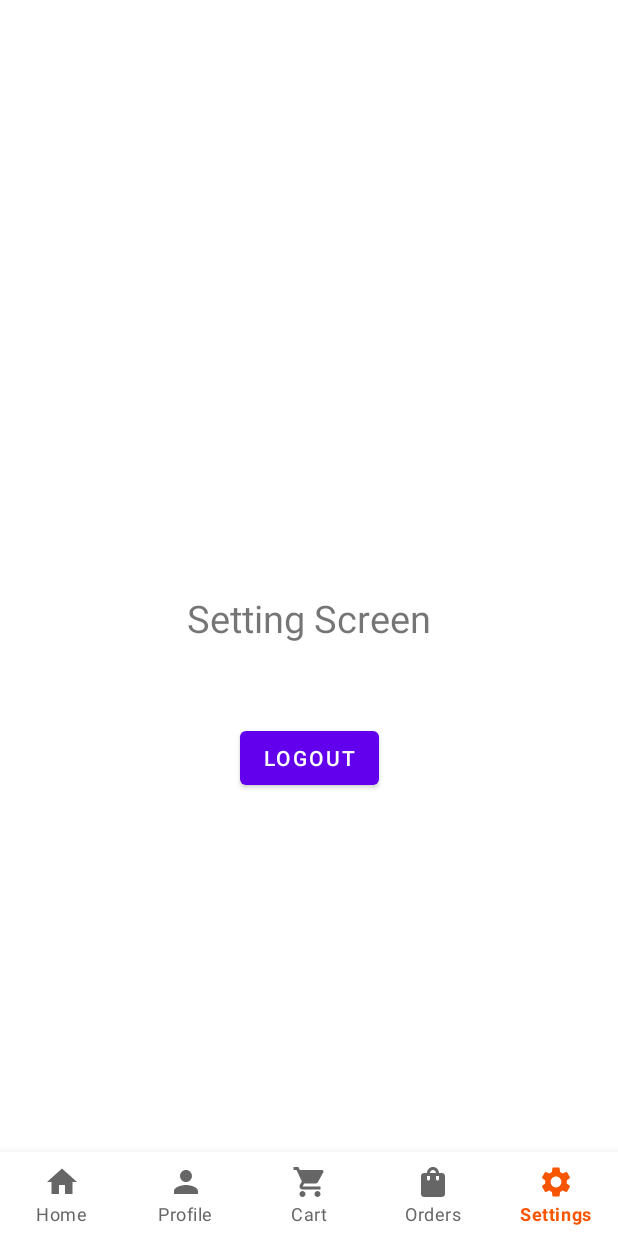
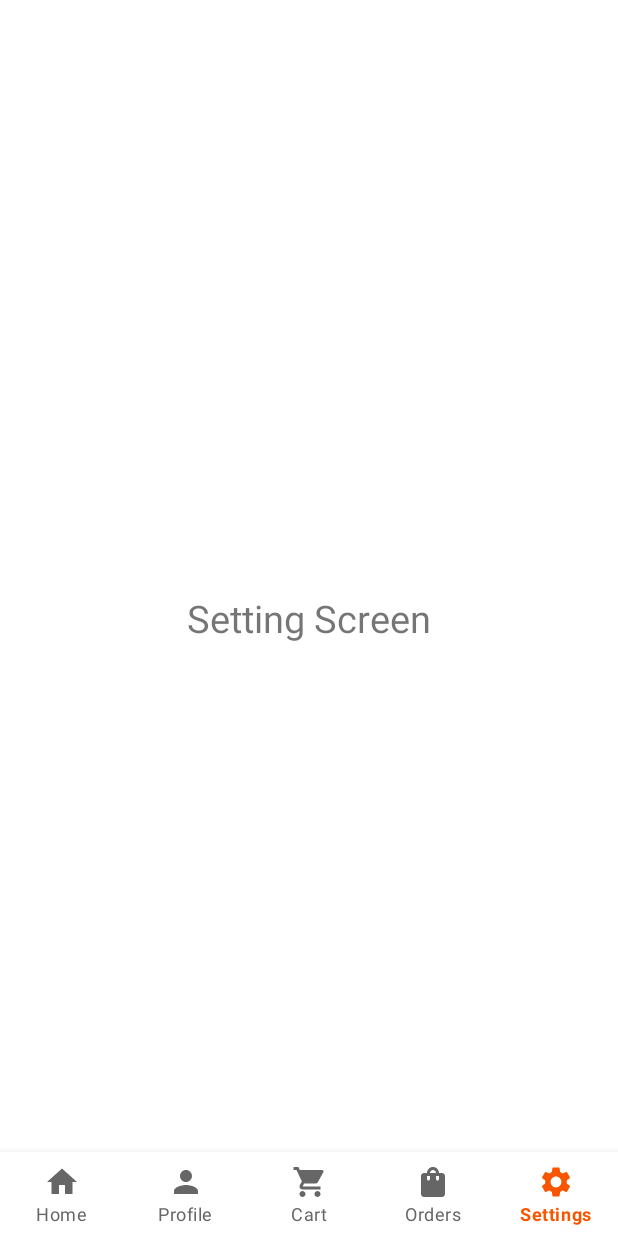
Before and after one commit to minhbebong/FoodDeliveryApp, an Android app: the HomeFragment screen opened directly, with no data from a screen before it, item 5 of the bottom bar chosen, on a phone screen of 412 x 824 dp. Run offline under Robolectric (Android 15) with nearby library versions, the phone set to English and light mode, and no system bars; our stand-ins replace Room's generated code.

Commit message:
Revert "Merge branch 'main' of https://github.com/LaiTheDat/FoodDeliveryApp"
This reverts commit dbcb79f9b3ca569590c0b2e7258a8177e92485b5, reversing
changes made to 237b347636c55900db0f5ec70b89dc6716ee05c0.

```diff
--- a/app/src/main/java/com/example/fooddeliveryapp/Dao/AppDatabase.java
+++ b/app/src/main/java/com/example/fooddeliveryapp/Dao/AppDatabase.java
@@ -9,7 +9,7 @@ import com.example.fooddeliveryapp.Constant.GlobalConstant;
 import com.example.fooddeliveryapp.Entity.*;
 import com.example.fooddeliveryapp.Helper.DbHelper;
 
-@Database(entities = {User.class, Category.class, Food.class, Cart.class, Order.class}, version = 1)
+@Database(entities = {User.class, Category.class, Food.class, Cart.class}, version = 1)
 public abstract class AppDatabase extends RoomDatabase {
     private static AppDatabase instance;
         public static synchronized AppDatabase getInstance(Context context) {
@@ -28,6 +28,4 @@ public abstract class AppDatabase extends RoomDatabase {
     public abstract CategoryDao categoryDao();
     public abstract FoodDao foodDao();
     public abstract CartDao cartDao();
-
-    public abstract OrderDao orderDao();
 }
--- a/app/src/main/java/com/example/fooddeliveryapp/Dao/OrderDao.java
+++ /dev/null
@@ -1,25 +0,0 @@
-package com.example.fooddeliveryapp.Dao;
-
-import androidx.room.Dao;
-import androidx.room.Insert;
-import androidx.room.Query;
-
-import com.example.fooddeliveryapp.Entity.Order;
-
-import java.util.List;
-
-@Dao
-public interface OrderDao {
-
-    @Query("SELECT * FROM cart WHERE userId = :userId")
-    List<Order> findByUserId(int userId);
-
-    @Query("SELECT * FROM cart WHERE id = :id")
-    Order findById(int id);
-
-    @Insert
-    void insertAll(Order... orders);
-
-    @Insert
-    void insert(Order order);
-}
--- a/app/src/main/java/com/example/fooddeliveryapp/Dao/UserDao.java
+++ b/app/src/main/java/com/example/fooddeliveryapp/Dao/UserDao.java
@@ -21,7 +21,4 @@ public interface UserDao {
 
     @Insert
     void insertAll(User... users);
-
-    @Query("SELECT * FROM user Where id = :id")
-    User findById(int id);
 }
--- a/app/src/main/java/com/example/fooddeliveryapp/Fragment/HomeFragment.java
+++ b/app/src/main/java/com/example/fooddeliveryapp/Fragment/HomeFragment.java
@@ -11,13 +11,10 @@ import androidx.recyclerview.widget.RecyclerView;
 import android.view.LayoutInflater;
 import android.view.View;
 import android.view.ViewGroup;
-import android.widget.TextView;
 
 import com.example.fooddeliveryapp.Adapter.CategoryAdapter;
 import com.example.fooddeliveryapp.Adapter.RecommendedAdapter;
 import com.example.fooddeliveryapp.Dao.AppDatabase;
-import com.example.fooddeliveryapp.Entity.User;
-import com.example.fooddeliveryapp.Helper.UserHelper;
 import com.example.fooddeliveryapp.R;
 
 /**
@@ -29,7 +26,6 @@ public class HomeFragment extends Fragment {
 
     private RecyclerView.Adapter adapter,adapter2;
     private RecyclerView recyclerViewCategoryList,recyclerViewPopularList;
-    private TextView txtWelcome;
     private AppDatabase db;
 
     public HomeFragment() {
@@ -58,7 +54,6 @@ public class HomeFragment extends Fragment {
     public void onViewCreated(@NonNull View view, @Nullable Bundle savedInstanceState) {
         super.onViewCreated(view, savedInstanceState);
         db = AppDatabase.getInstance(view.getContext());
-        welcomeText(view);
         recyclerViewCategory(view);
         recyclerViewPopular(view);
     }
@@ -92,14 +87,4 @@ public class HomeFragment extends Fragment {
         }).start();
 
     }
-
-    private void welcomeText(View view) {
-        txtWelcome = view.findViewById(R.id.txt_welcome);
-        new Thread(() ->{
-            User currentUser = db.userDao().findById(UserHelper.getCurrentUserId(view.getContext()));
-            getActivity().runOnUiThread(() -> {
-                txtWelcome.setText("Welcome, "+ currentUser.getFullName());
-            });
-        }).start();
-    }
 }
--- a/app/src/main/java/com/example/fooddeliveryapp/Helper/UserHelper.java
+++ b/app/src/main/java/com/example/fooddeliveryapp/Helper/UserHelper.java
@@ -8,6 +8,6 @@ import com.example.fooddeliveryapp.Constant.GlobalConstant;
 public class UserHelper {
     public static int getCurrentUserId(Context context) {
         SharedPreferences sharedPreferences = context.getSharedPreferences(GlobalConstant.PREFS_NAME, Context.MODE_PRIVATE);
-        return Integer.parseInt(sharedPreferences.getString(GlobalConstant.CURRENT_USER,"-1"));
+        return Integer.parseInt(sharedPreferences.getString(GlobalConstant.CURRENT_USER,""));
     }
 }
--- a/app/src/main/java/com/example/fooddeliveryapp/Service/CartService.java
+++ b/app/src/main/java/com/example/fooddeliveryapp/Service/CartService.java
@@ -38,7 +38,6 @@ public class CartService {
                 }
                 String listFoodJson = JsonHelper.parseListToJson(foods);
                 cart.setListFood(listFoodJson);
-                System.out.println(cart.getListFood());
                 db.cartDao().update(cart);
             }
         }).start();
--- a/app/src/main/res/layout/fragment_setting.xml
+++ b/app/src/main/res/layout/fragment_setting.xml
@@ -19,14 +19,4 @@
         app:layout_constraintStart_toStartOf="parent"
         app:layout_constraintTop_toTopOf="parent"
         app:layout_constraintVertical_bias="0.5" />
-
-    <Button
-        android:id="@+id/btn_logout"
-        android:layout_width="wrap_content"
-        android:layout_height="wrap_content"
-        android:layout_marginTop="52dp"
-        android:text="Logout"
-        app:layout_constraintEnd_toEndOf="@+id/textView19"
-        app:layout_constraintStart_toStartOf="@+id/textView19"
-        app:layout_constraintTop_toBottomOf="@+id/textView19" />
 </androidx.constraintlayout.widget.ConstraintLayout>
```
Also changed, not shown: app/src/main/AndroidManifest.xml (+7 -16 lines), app/src/main/java/com/example/fooddeliveryapp/Activity/IntroActivity.java (+7 -2 lines), app/src/main/java/com/example/fooddeliveryapp/Activity/LoginActivity.java (deleted, +0 -25 lines), app/src/main/java/com/example/fooddeliveryapp/Activity/RegisterActivity.java (deleted, +0 -16 lines), app/src/main/java/com/example/fooddeliveryapp/Activity/SplashActivity.java (deleted, +0 -71 lines), app/src/main/java/com/example/fooddeliveryapp/Entity/Order.java (deleted, +0 -49 lines), app/src/main/java/com/example/fooddeliveryapp/Fragment/SettingFragment.java (+0 -14 lines), app/src/main/java/com/example/fooddeliveryapp/Helper/DbHelper.java (+3 -10 lines), app/src/main/res/layout/activity_login.xml (deleted, +0 -9 lines), app/src/main/res/layout/activity_register.xml (deleted, +0 -9 lines), app/src/main/res/layout/activity_splash.xml (deleted, +0 -9 lines), app/src/main/res/layout/fragment_home.xml (+4 -4 lines).
